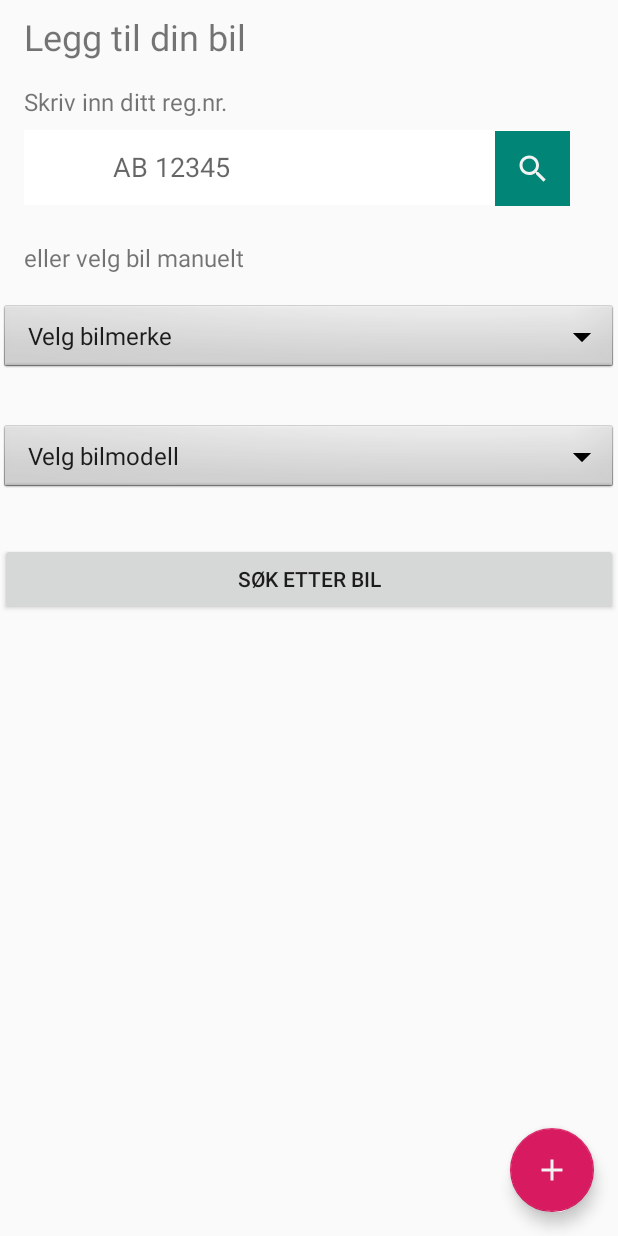
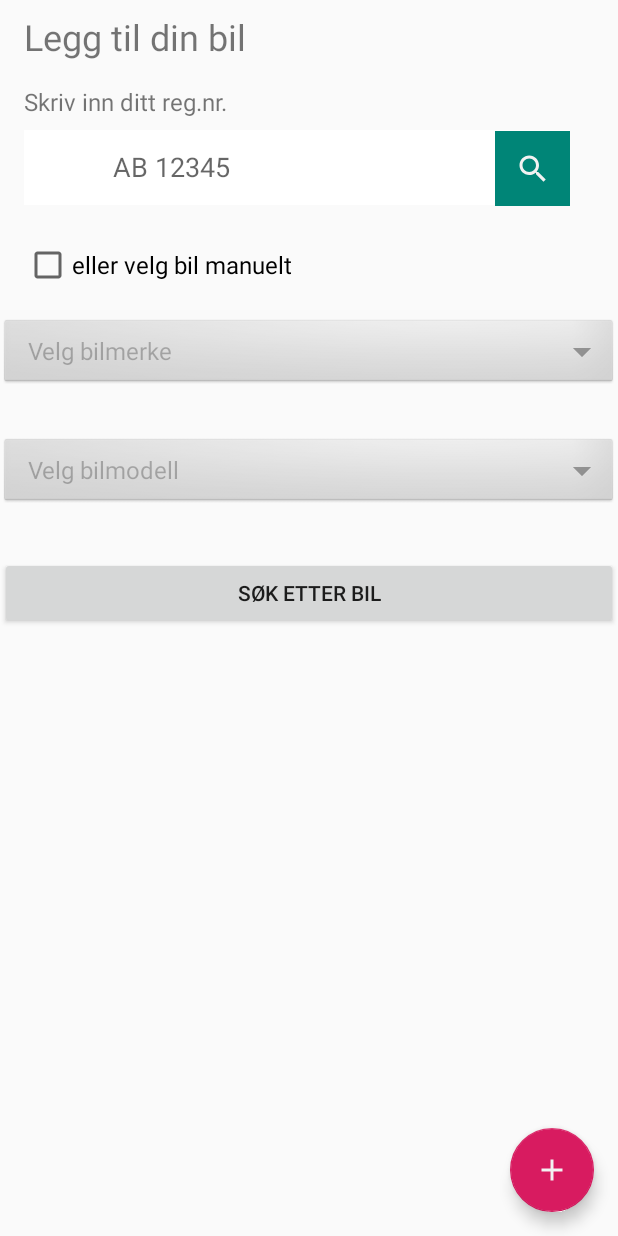
Before and after one commit to redhotk1m/Elfin, an Android app: the AddCarActivity screen opened directly, with no data from a screen before it, on a phone screen of 412 x 824 dp. Run offline under Robolectric (Android 15) with nearby library versions, the phone set to English and light mode, and no system bars; our stand-ins replace Firebase (no records; nobody signed in at launch, a user with empty details on screens opened directly).

Commit message:
Spinners for å velge bil mannuelt - kode og logikk + myOnItemSelectedListener()

```diff
--- a/app/src/main/java/com/example/elfin/car/AddCarActivity.java
+++ b/app/src/main/java/com/example/elfin/car/AddCarActivity.java
@@ -8,15 +8,16 @@ import android.content.Intent;
 import android.os.Bundle;
 import android.util.Log;
 import android.view.View;
+import android.widget.AdapterView;
 import android.widget.ArrayAdapter;
 import android.widget.Button;
+import android.widget.CheckBox;
 import android.widget.EditText;
 import android.widget.ImageButton;
 import android.widget.Spinner;
 import android.widget.Toast;
 
 import com.example.elfin.API.CarInfoAPI;
-import com.example.elfin.MainActivity;
 import com.example.elfin.R;
 import com.google.android.gms.tasks.OnCompleteListener;
 import com.google.android.gms.tasks.OnFailureListener;
@@ -60,6 +61,7 @@ public class AddCarActivity extends AppCompatActivity {
     private Spinner spinnerBrands, spinnerModels;
     private ImageButton searchRegNrBtn;
     private Button searchCarBtn;
+    private CheckBox carCheckBox;
 
     //private AddCarActivity addCarActivity;
 
@@ -74,12 +76,21 @@ public class AddCarActivity extends AppCompatActivity {
         searchRegNrBtn.setOnClickListener(myOnClickListener);
 
         brands = new ArrayList<>();
-        brands.add(getString(R.string.velg_bilmerke));
+        brands.add(getString(R.string.choose_brand));
+        adapterBrands = new ArrayAdapter<>(this, android.R.layout.simple_spinner_item, brands);
+        adapterBrands.setDropDownViewResource(android.R.layout.simple_spinner_dropdown_item);
         initSpinner(BRAND, spinnerBrands, brands);
 
         models = new ArrayList<>();
-        models.add(getString(R.string.velg_bilmodel));
+        models.add(getString(R.string.choose_model));
+        adapterModels = new ArrayAdapter<>(this, android.R.layout.simple_spinner_item, models);
+        adapterModels.setDropDownViewResource(android.R.layout.simple_spinner_dropdown_item);
         initSpinner(MODEL, spinnerModels, models);
+
+        // adapterModels = new ArrayAdapter<>(this, android.R.layout.simple_spinner_item, models);
+        //  adapterModels.setDropDownViewResource(android.R.layout.simple_spinner_dropdown_item);
+
+        carCheckBox.setOnClickListener(myOnClickListener);
 
         searchCarBtn.setOnClickListener(myOnClickListener);
 
@@ -96,6 +107,7 @@ public class AddCarActivity extends AppCompatActivity {
     private void findViewsById() {
         editTextSearchRegNr = findViewById(R.id.edit_text_search_regNr);
         searchRegNrBtn = findViewById(R.id.image_button_search_icon);
+        carCheckBox = findViewById(R.id.check_box_manual_selection);
         searchCarBtn = findViewById(R.id.button_search_car);
         spinnerBrands = findViewById(R.id.spinner_brands);
         spinnerModels = findViewById(R.id.spinner_models);
@@ -107,16 +119,60 @@ public class AddCarActivity extends AppCompatActivity {
             switch (v.getId()) {
                 case R.id.image_button_search_icon:
                     executeCarInfoApi();
+                    break;
+                case R.id.check_box_manual_selection:
+                    enableBrandSpinner(v, spinnerBrands);
+                    break;
                 case R.id.button_search_car:
                     Toast.makeText(AddCarActivity.this, "LIST SIZE: " + allElbilList.size(), Toast.LENGTH_LONG).show();
-                    brands = new ArrayList<>();
-                    initSpinner(BRAND, spinnerBrands, brands);
-                    models = filterCarModels(brands);
-                    initSpinner(MODEL, spinnerModels, models);
+                    break;
                 default:
                     Toast.makeText(AddCarActivity.this, "CLICKABLE ID NOT FOUND..", Toast.LENGTH_SHORT).show();
             }
         }
+    };
+
+    private AdapterView.OnItemSelectedListener myOnItemSelectedListener = new AdapterView.OnItemSelectedListener() {
+        @Override
+        public void onItemSelected(AdapterView<?> adapterView, View view, int position, long l) {
+            /*
+            Toast.makeText(adapterView.getContext(),
+                    "OnItemSelectedListener : " + adapterView.getItemAtPosition(position).toString(),
+                    Toast.LENGTH_SHORT).show();
+             */
+            switch (adapterView.getId()) {
+                case R.id.spinner_brands:
+                    //models.add("TEST!!!");
+                    if (!brands.get(0).equals(getString(R.string.choose_brand))
+                            && !brands.get(0).equals(getString(R.string.choose_brand))) {
+                        spinnerModels.setEnabled(true);
+                        models = getFilteredModels(models);
+                    } else if (brands.get(0).equals(getString(R.string.choose_brand))
+                            || !brands.get(0).equals(getString(R.string.choose_brand))) {
+                        spinnerModels.setEnabled(false);
+                    }
+                    /*
+                    else {
+                        models = new ArrayList<>();
+                        models.add(getString(R.string.choose_model));
+                        spinnerModels.setEnabled(false);
+                    }
+                     */
+                    adapterModels.notifyDataSetChanged();
+                    break;
+                case R.id.spinner_models:
+                    //  Toast.makeText(adapterView.getContext(), "MODELS SPINNER", Toast.LENGTH_SHORT).show();
+                    break;
+                default:
+                    Toast.makeText(adapterView.getContext(), "NO SPINNER", Toast.LENGTH_SHORT).show();
+            }
+        }
+
+        @Override
+        public void onNothingSelected(AdapterView<?> adapterView) {
+
+        }
+
     };
 
 
@@ -127,36 +183,6 @@ public class AddCarActivity extends AppCompatActivity {
         String regNr = editTextSearchRegNr.getText().toString();
         Toast.makeText(AddCarActivity.this, "regNr: " + regNr.trim(), Toast.LENGTH_SHORT).show();
         carInfoAPI.execute(regNr.trim());
-    }
-
-    private void initSpinner(String dataField, Spinner spinner, List<String> list) {
-        mAdapter = new ArrayAdapter<>(this, android.R.layout.simple_spinner_item, list);
-        mAdapter.setDropDownViewResource(android.R.layout.simple_spinner_dropdown_item);
-        spinner.setAdapter(mAdapter);
-        spinner.setSelection(0);
-
-        switch (dataField) {
-            case BRAND:
-                System.out.println("BRANDS");
-                if (list.isEmpty()) {
-                    brands = getCarBrands(list);
-                    mAdapter.notifyDataSetChanged();
-                    System.out.println("SIZE FROM SPINNER: " + allElbilList.size());
-                }
-                //fetchFirstoreData(elbilReference, BRAND, mAdapter);
-                else {
-                    System.out.println("LIST NOT EMPTY");
-                    //todo: hide model spinner and filter
-                }
-                break;
-            case MODEL:
-                System.out.println("MODELS");
-                if (list.isEmpty()) //getCarModels(list);
-                    //fetchFirstoreData(elbilReference, MODEL, mAdapter);
-                    break;
-            default:
-                System.out.println("NO MATCH..");
-        }
     }
 
     public void loadApiInfo(Elbil elbil) {
@@ -174,6 +200,90 @@ public class AddCarActivity extends AppCompatActivity {
         }
 
     }
+
+    private void initSpinner(String dataField, Spinner spinner, List<String> list) {
+        spinner.setOnItemSelectedListener(myOnItemSelectedListener);
+        spinner.setEnabled(false);
+
+        switch (dataField) {
+            case BRAND:
+                System.out.println("BRANDS");
+                spinner.setAdapter(adapterBrands);
+                if (list.isEmpty()) System.out.println("SIZE FROM SPINNER: " + allElbilList.size());
+                //fetchFirstoreData(elbilReference, BRAND, mAdapter);
+                break;
+            case MODEL:
+                System.out.println("MODELS");
+                spinner.setAdapter(adapterModels);
+                break;
+            default:
+                System.out.println("NO MATCH..");
+        }
+    }
+
+    private void enableBrandSpinner(View v, Spinner spinner) {
+        if (((CheckBox) v).isChecked()) {
+            spinner.setEnabled(true);
+            brands = getCarBrands(brands);
+            adapterBrands.notifyDataSetChanged();
+        } else {
+            spinner.setEnabled(false);
+        }
+    }
+
+    private List<String> getCarBrands(List<String> brands) {
+        if (allElbilList.isEmpty()) {
+            Toast.makeText(this, "NO CARS AVAILABLE..!", Toast.LENGTH_SHORT).show();
+            //getInitFirestoreData(elbilReference);
+        } else {
+            brands.clear();
+            brands.add(getString(R.string.choose_nothing));
+            for (Elbil elbil : allElbilList)
+                if (!brands.contains(elbil.getBrand())) brands.add(elbil.getBrand());
+        }
+        return brands;
+    }
+
+    private List<String> getFilteredModels(List<String> models) {
+        ArrayList<Elbil> filteredCars = new ArrayList<>();
+
+        for (Elbil elbil : allElbilList)
+            if (elbil.getBrand().equals(spinnerBrands.getSelectedItem()))
+                filteredCars.add(elbil);
+
+
+        models.clear();
+        for (Elbil elbil : filteredCars) models.add(elbil.getModel());
+
+        if (models.size() != 0) {
+            Toast.makeText(this, "FILRTRED MODELS: " + models.get(0), Toast.LENGTH_SHORT).show();
+        }
+        return models;
+    }
+
+
+    private void fetchFirstoreData(CollectionReference querySearch, final String dataField,
+                                   final ArrayAdapter<String> adapter) {
+        querySearch.get().addOnCompleteListener(new OnCompleteListener<QuerySnapshot>() {
+            @Override
+            public void onComplete(@NonNull Task<QuerySnapshot> task) {
+                if (task.isSuccessful()) {
+                    //allElbilList.clear();
+                    for (DocumentSnapshot documentSnapshot : task.getResult()) {
+                        String data = documentSnapshot.getString(dataField);
+                        if (dataField.equals(BRAND) && !brands.contains(data)) brands.add(data);
+                        else if (dataField.equals(MODEL) && !models.contains(data))
+                            models.add(data);
+                        else
+                            System.out.println("...");
+                        //Toast.makeText(AddCarActivity.this, "NO SUCH DATAFIELD!", Toast.LENGTH_SHORT).show();
+                    }
+                    adapter.notifyDataSetChanged();
+                }
+            }
+        });
+    }
+
 
     private void compoundFirestoreQuerry(String model, String modelYear) {
         elbilReference.whereEqualTo(MODEL, model)
@@ -212,63 +322,6 @@ public class AddCarActivity extends AppCompatActivity {
                         Log.d(TAG, e.toString());
                     }
                 });
-    }
-
-
-    private List<String> getCarBrands(List<String> brands) {
-        if (allElbilList.isEmpty()) {
-            Toast.makeText(this, "NO CARS AVAILABLE..!", Toast.LENGTH_SHORT).show();
-            //getInitFirestoreData(elbilReference);
-        } else {
-            brands.clear();
-            for (Elbil elbil : allElbilList)
-                if (!brands.contains(elbil.getBrand())) brands.add(elbil.getBrand());
-        }
-        return brands;
-    }
-
-    private List<String> getCarModels(List<String> models) {
-        if (allElbilList.isEmpty())
-            Toast.makeText(this, "NO CARS AVAILABLE..!", Toast.LENGTH_SHORT).show();
-        else {
-            models.clear();
-            for (Elbil elbil : allElbilList) brands.add(elbil.getModel());
-        }
-        return models;
-    }
-
-    private List<String> filterCarModels(List<String> brands) {
-        ArrayList<Elbil> filteredCars = new ArrayList<>();
-
-        for (Elbil elbil : allElbilList)
-            if (elbil.getBrand().equals("bmw"))
-                filteredCars.add(elbil); //todo: bytt "bmw" med "spinnerBrand.selectedItem"
-
-        List<String> filteredModels = new ArrayList<>();
-        for (Elbil elbil : filteredCars) filteredModels.add(elbil.getModel());
-        return filteredModels;
-    }
-
-    private void fetchFirstoreData(CollectionReference querySearch, final String dataField,
-                                   final ArrayAdapter<String> adapter) {
-        querySearch.get().addOnCompleteListener(new OnCompleteListener<QuerySnapshot>() {
-            @Override
-            public void onComplete(@NonNull Task<QuerySnapshot> task) {
-                if (task.isSuccessful()) {
-                    //allElbilList.clear();
-                    for (DocumentSnapshot documentSnapshot : task.getResult()) {
-                        String data = documentSnapshot.getString(dataField);
-                        if (dataField.equals(BRAND) && !brands.contains(data)) brands.add(data);
-                        else if (dataField.equals(MODEL) && !models.contains(data))
-                            models.add(data);
-                        else
-                            System.out.println("...");
-                        //Toast.makeText(AddCarActivity.this, "NO SUCH DATAFIELD!", Toast.LENGTH_SHORT).show();
-                    }
-                    adapter.notifyDataSetChanged();
-                }
-            }
-        });
     }
 
 
--- a/app/src/main/res/layout/activity_add_car.xml
+++ b/app/src/main/res/layout/activity_add_car.xml
@@ -92,12 +92,12 @@
     <!--  Search after car brand / model -->
 
 
-    <TextView
-        android:id="@+id/text_view_search_car"
+    <CheckBox
+        android:id="@+id/check_box_manual_selection"
         android:layout_width="wrap_content"
         android:layout_height="wrap_content"
         android:layout_marginTop="24dp"
-        android:text="eller velg bil manuelt"
+        android:text="@string/manual_selection"
         android:textSize="16sp"
         app:layout_constraintEnd_toEndOf="parent"
         app:layout_constraintHorizontal_bias="0.0"
@@ -112,12 +112,12 @@
         style="@android:style/Widget.Spinner"
         android:layout_width="match_parent"
         android:layout_height="wrap_content"
-        android:prompt="@string/velg_bilmerke"
+        android:prompt="@string/choose_brand"
         app:layout_constraintBottom_toBottomOf="parent"
         app:layout_constraintEnd_toEndOf="parent"
         app:layout_constraintHorizontal_bias="0.0"
         app:layout_constraintStart_toStartOf="parent"
-        app:layout_constraintTop_toBottomOf="@+id/text_view_search_car"
+        app:layout_constraintTop_toBottomOf="@+id/check_box_manual_selection"
         app:layout_constraintVertical_bias="0.032" />
 
     <Spinner
@@ -125,7 +125,7 @@
         style="@android:style/Widget.Spinner"
         android:layout_width="match_parent"
         android:layout_height="wrap_content"
-        android:prompt="@string/velg_bilmodel"
+        android:prompt="@string/choose_model"
         app:layout_constraintBottom_toBottomOf="parent"
         app:layout_constraintEnd_toEndOf="parent"
         app:layout_constraintHorizontal_bias="0.0"
--- a/app/src/main/res/values/strings.xml
+++ b/app/src/main/res/values/strings.xml
@@ -14,9 +14,11 @@
     <string name="search">Søk</string>
     <string name="google_map_api_key">AIzaSyDskTx9G4bXFvfz2T2jMiBtG8UWa5KX3KU</string>
 
-    <string name="velg_bilmerke">Velg bilmerke</string>
-    <string name="velg_bilmodel">Velg bilmodell</string>
-    <string name="velg_spesifikk_bilmodell">Velg spesifikk bilmodell</string>
+    <string name="manual_selection">eller velg bil manuelt</string>
+    <string name="choose_nothing">--VET IKKE--</string>
+    <string name="choose_brand">Velg bilmerke</string>
+    <string name="choose_model">Velg bilmodell</string>
+    <string name="choose_specific_model">Velg spesifikk bilmodell</string>
 
     <!-- TODO: Remove or change this placeholder text -->
     <string name="hello_blank_fragment">Hello blank fragment</string>
```
